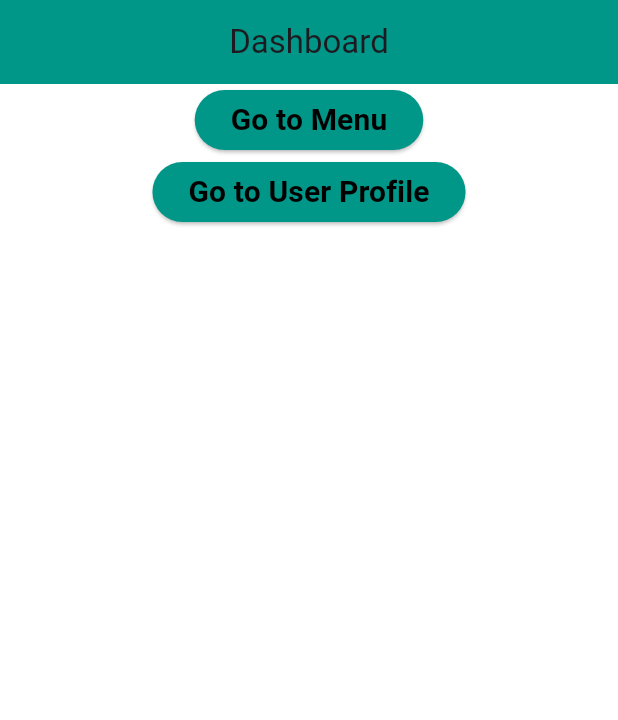
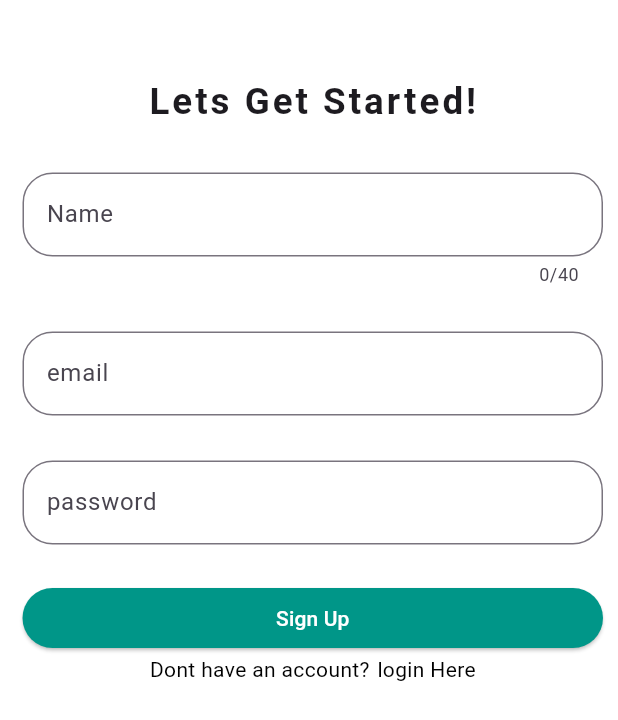
Before and after one commit to VillalobosCarla/FE-ShotWithYou, a Flutter app: the screen it shows after launch, on a phone screen of 412 x 824 dp. Shown: the top 720 px of the screen. Run offline on Flutter 3.47's test engine with Material 3 defaults, Android fonts, the phone set to English and light mode, and no system bars.

```diff
--- a/lib/main.dart
+++ b/lib/main.dart
@@ -1,14 +1,21 @@
 import 'package:flutter/material.dart';
 import 'package:hehe/home.dart';
 import 'package:hehe/pages/dashboard.dart';
+import 'package:hehe/pages/login.dart';
 import 'package:hehe/pages/menu.dart';
+import 'package:hehe/pages/signup.dart';
 
 
+import 'pages/menu.dart';
+
 void main() => runApp(MaterialApp(
+  initialRoute: '/signup',
  routes: {
    '/' : (context) => Dashboard(),
    '/menu' : (context) => Menu(),
    'profile' : (context) => Home(),
+   '/signup' : (context) => Signup(),
+   '/login' : (context) => Login()
 
  },
 ));
--- /dev/null
+++ b/lib/pages/signup.dart
@@ -0,0 +1,143 @@
+import 'package:flutter/material.dart';
+
+class Signup extends StatefulWidget {
+  @override
+  State<Signup> createState() => _signupState();
+}
+
+class _signupState extends State<Signup> {
+  final formKey = GlobalKey<FormState>();
+  String name = '';
+  String email = '';
+  String password = '';
+
+  @override
+  Widget build(BuildContext context) {
+    return Scaffold(
+        backgroundColor: Colors.white,
+        body: SafeArea(
+          child: Padding(
+            padding: EdgeInsets.fromLTRB(15.0, 50.0, 10.0, 0),
+            child: Column(children: <Widget>[
+              Text(
+                'Lets Get Started!',
+                style: TextStyle(
+                    fontWeight: FontWeight.w700,
+                    letterSpacing: 2.0,
+                    fontSize: 24.5),
+              ),
+              SizedBox(
+                height: 30.0,
+              ),
+              Form(
+                key: formKey,
+                child: Column(
+                  crossAxisAlignment: CrossAxisAlignment.stretch,
+                  children: <Widget>[
+                    TextFormField(
+                      maxLength: 40,
+                      decoration: InputDecoration(
+                          label: Text('Name'),
+                          border: OutlineInputBorder(
+                              borderRadius: BorderRadius.circular(20.0))),
+                      validator: (value) {
+                        if (value == null || value.isEmpty) {
+                          return 'Please provide a name';
+                        }
+                        if (value.length < 2) {
+                          return 'Name should be atleast 3 letters long';
+                        }
+                        return null;
+                      },
+                      onSaved: (value) {
+                        name = value!;
+                      },
+                    ),
+                    SizedBox(
+                      height: 30.0,
+                    ),
+                    TextFormField(
+                        keyboardType: TextInputType.emailAddress,
+                        decoration: InputDecoration(
+                            label: Text('email'),
+                            border: OutlineInputBorder(
+                                borderRadius: BorderRadius.circular(20.0))),
+                        validator: (value) {
+                          if (value == null || value.isEmpty) {
+                            return 'Please provide a email';
+                          }
+                          return null;
+                        },
+                        onSaved: (value) {
+                          name = value!;
+                        }),
+                    SizedBox(
+                      height: 30.0,
+                    ),
+                    TextFormField(
+                        obscureText: true,
+                        decoration: InputDecoration(
+                            label: Text('password'),
+                            border: OutlineInputBorder(
+                                borderRadius: BorderRadius.circular(20.0))),
+                        validator: (value) {
+                          if (value == null || value.isEmpty) {
+                            return 'Please provide a password';
+                          }
+                          if (value.length < 8) {
+                            return 'password should be atleast 8 letters long';
+                          }
+                          if (value.length > 20) {
+                            return 'Password must be 20 characters long only';
+                          }
+                          return null;
+                        },
+                        onSaved: (value) {
+                          name = value!;
+                        }),
+                    SizedBox(
+                      height: 25.0,
+                    ),
+                    ElevatedButton(
+                      onPressed: () {
+                        if (formKey.currentState!.validate()) {
+                          formKey.currentState!.save();
+                          print(name);
+                          print(email);
+                          print(password);
+                        }
+                      },
+                      child: Text('Sign Up'),
+                      style: ElevatedButton.styleFrom(
+                          backgroundColor: Colors.teal,
+                          foregroundColor: Colors.white),
+                    ),
+                    Row(
+                      mainAxisAlignment: MainAxisAlignment.center,
+                      children: <Widget>[
+                        Text(
+                          'Dont have an account?',
+                          style: TextStyle(
+                            color: Colors.black,
+                          ),
+                        ),
+                        SizedBox(width: 5.0,),
+                        InkWell(
+                          child: Text(
+                            'login Here',
+                            style: TextStyle(
+                              color: Colors.black,
+                            ),
+                          ),
+                          onTap: ()=> Navigator.popAndPushNamed(context, '/login'),
+                        ),
+                      ],
+                    ),
+                  ],
+                ),
+              ),
+            ]),
+          ),
+        ));
+  }
+}
--- a/pubspec.yaml
+++ b/pubspec.yaml
@@ -35,6 +35,7 @@ dependencies:
   # The following adds the Cupertino Icons font to your application.
   # Use with the CupertinoIcons class for iOS style icons.
   cupertino_icons: ^1.0.6
+  http: ^1.2.1
 
 dev_dependencies:
   flutter_test:
```
Also changed, not shown: lib/Services/menuCard.dart (added, +35 -0 lines), lib/Services/product.dart (added, +30 -0 lines), lib/pages/login.dart (added, +161 -0 lines), lib/pages/menu.dart (+67 -4 lines), pubspec.lock.
